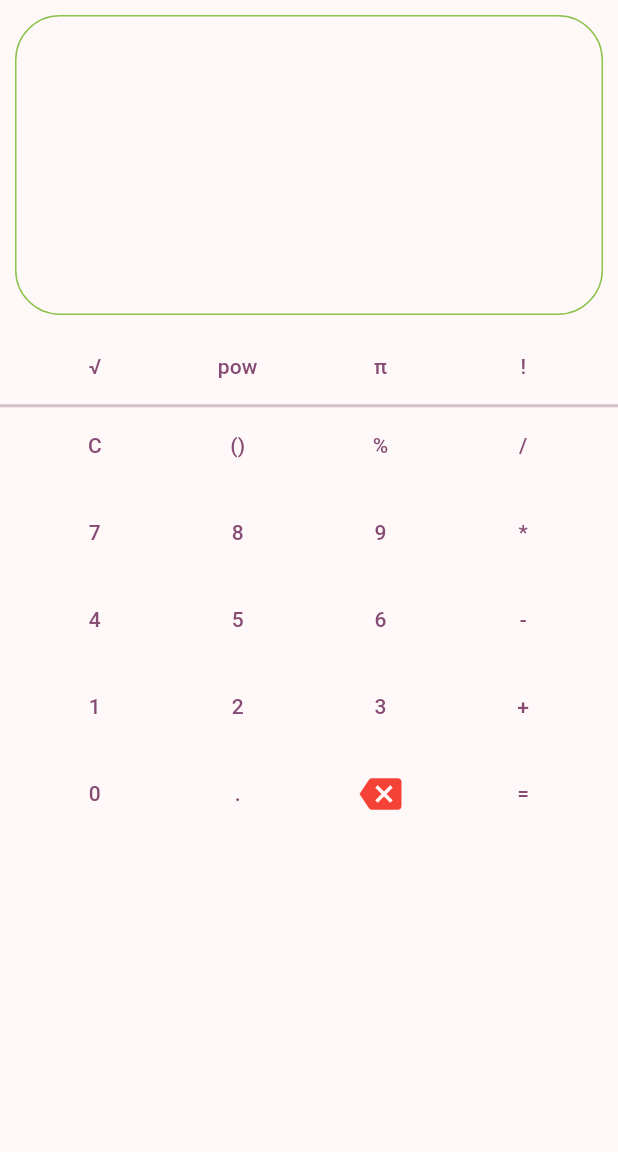
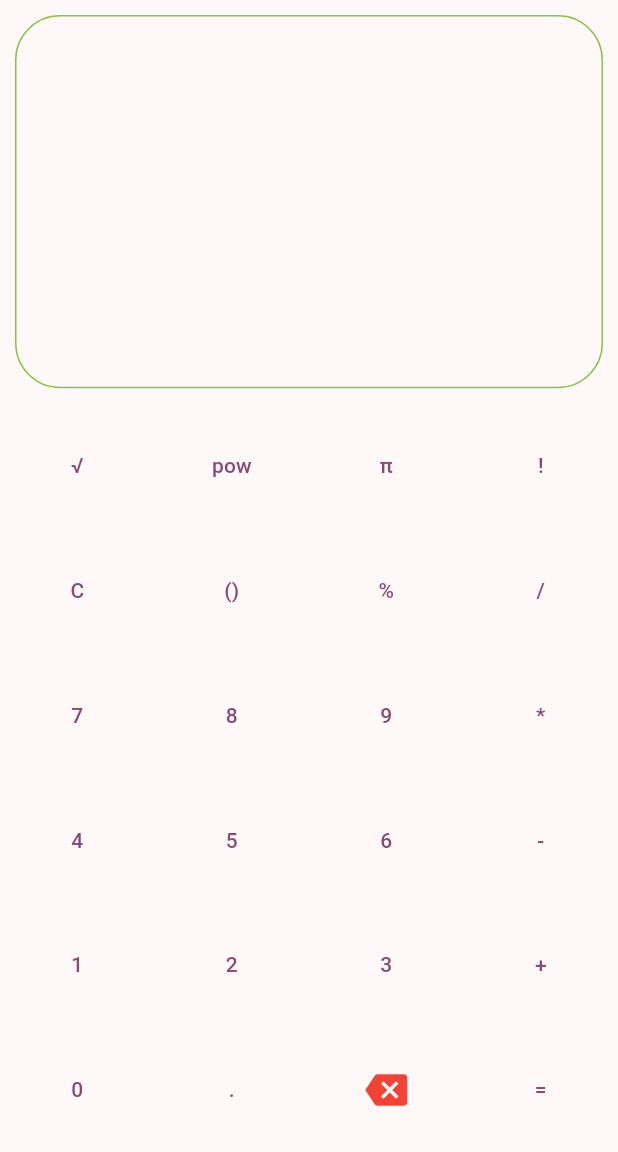
Before and after one commit to rahimifh/Calculator, a Flutter app: the screen it shows after launch, on a phone screen of 412 x 824 dp, the part 84-1236 px from its top. Run offline on Flutter 3.47's test engine with Material 3 defaults, Android fonts, the phone set to English and light mode, and no system bars; our stand-ins replace math_expressions.

Commit message:
fix: ui btns

```diff
--- a/lib/balance_parentheses.dart
+++ b/lib/balance_parentheses.dart
@@ -3,9 +3,6 @@ String balanceParentheses(String input) {
   // A map of matching parentheses
   // A regular expression to match a word followed by an opening parenthesis
   RegExp regex = RegExp(r"(\d+|\w+)?\(");
-
-  // A string to store the output
-  String output = input;
 
   // Loop through all the matches in the input
   for (RegExpMatch match in regex.allMatches(input)) {
--- a/lib/main.dart
+++ b/lib/main.dart
@@ -1,9 +1,6 @@
 import 'package:flutter/material.dart';
 import 'package:math_expressions/math_expressions.dart';
-// Import the dart:math library
-import 'dart:math';
-
-import 'package:start/balance_parentheses.dart';
+import 'package:start/widgets/app_drawer.dart';
 
 void main() {
   runApp(const MyApp(start: "I'm start and nobody can stay against me"));
@@ -43,20 +40,29 @@ class _CalculatorState extends State<Calculator> {
   // A string to store tesult of calculation
   String result = '';
 
+  final List<List<String>> expressionLists = const [
+    ['√', 'pow', 'π', '!'],
+    ['C', '()', '%', '/'],
+    ['7', '8', '9', '*'],
+    ['4', '5', '6', '-'],
+    ['1', '2', '3', '+'],
+    ['0', '.', 'clear', '='],
+  ];
+
   // A function to _append a character to the input
-  void _append(String char) {
-    setState(() {
-      input += char;
-    });
-  }
+  // void _append(String char) {
+  //   setState(() {
+  //     input += char;
+  //   });
+  // }
 
   // A function to clear the input and result
-  void clear() {
-    setState(() {
-      input = '';
-      result = '';
-    });
-  }
+  // void clear() {
+  //   setState(() {
+  //     input = '';
+  //     result = '';
+  //   });
+  // }
 
   // A function to evaluate the input and show the result
   void evaluate() {
@@ -90,18 +96,19 @@ class _CalculatorState extends State<Calculator> {
       ),
       body: Center(
         child: Column(
-          // mainAxisAlignment: MainAxisAlignment.center,
           children: <Widget>[
-            Container(
+            Expanded(
+              flex: 35,
+              child: Container(
                 //color: Colors.lightBlue,
-              height: 200,
                 width: double.infinity,
                 margin: const EdgeInsets.all(10),
                 padding: const EdgeInsets.all(10),
                 decoration: BoxDecoration(
                     border: Border.all(color: Colors.lightGreen, width: 1),
                     borderRadius: BorderRadius.circular(30)),
-              child: Column(children: [
+                child: Column(
+                  children: [
                     Container(
                       alignment: Alignment.centerRight,
                       padding: const EdgeInsets.all(20),
@@ -121,160 +128,63 @@ class _CalculatorState extends State<Calculator> {
                       ),
                     ),
                     // A divider to separate the output and the keypad
-              ]),
-            ),
-            // A container to display the input
-
-            Row(mainAxisAlignment: MainAxisAlignment.spaceEvenly, children: [
-              TextButton(
-                  onPressed: () => _append('pow('), child: const Text('√')),
-              TextButton(
-                  onPressed: () => _append('pow('), child: const Text('pow')),
-              TextButton(
-                  onPressed: () => _append('pow('), child: const Text('π')),
-              TextButton(
-                  onPressed: () => _append('pow('), child: const Text('!')),
-            ]),
-            const Divider(
-              height: 5,
-              thickness: 2,
-            ),
-            Row(
-              mainAxisAlignment: MainAxisAlignment.spaceEvenly,
-              children: <Widget>[
-                TextButton(onPressed: clear, child: const Text("C")),
-                TextButton(
-                    child: const Text('()'),
-                    onPressed: () {
-                      _append(balanceParentheses(input));
-                    }),
-                TextButton(
-                    onPressed: () => _append('pow('), child: const Text('%')),
-                TextButton(
-                    onPressed: () => _append('/'), child: const Text('/')),
-              ],
-            ),
-            const SizedBox(height: 10),
-            // A row of buttons for numbers and operators
-            Row(
-              mainAxisAlignment: MainAxisAlignment.spaceEvenly,
-              children: <Widget>[
-                TextButton(
-                    onPressed: () => _append('7'), child: const Text('7')),
-                TextButton(
-                    onPressed: () => _append('8'), child: const Text('8')),
-                TextButton(
-                    onPressed: () => _append('9'), child: const Text('9')),
-                TextButton(
-                    onPressed: () => _append('*'), child: const Text('*')),
-              ],
-            ),
-            const SizedBox(height: 10),
-            Row(
-              mainAxisAlignment: MainAxisAlignment.spaceEvenly,
-              children: <Widget>[
-                TextButton(
-                    onPressed: () => _append('4'), child: const Text('4')),
-                TextButton(
-                    onPressed: () => _append('5'), child: const Text('5')),
-                TextButton(
-                    onPressed: () => _append('6'), child: const Text('6')),
-                TextButton(
-                    onPressed: () => _append('-'), child: const Text('-')),
-              ],
-            ),
-            const SizedBox(height: 10),
-            Row(
-              mainAxisAlignment: MainAxisAlignment.spaceEvenly,
-              children: <Widget>[
-                TextButton(
-                    onPressed: () => _append('1'), child: const Text('1')),
-                TextButton(
-                    onPressed: () => _append('2'), child: const Text('2')),
-                TextButton(
-                    onPressed: () => _append('3'), child: const Text('3')),
-                TextButton(
-                    onPressed: () => _append('+'), child: const Text('+')),
-              ],
-            ),
-            const SizedBox(height: 10),
-            Row(
-              mainAxisAlignment: MainAxisAlignment.spaceEvenly,
-              children: <Widget>[
-                TextButton(
-                    onPressed: () => _append('0'), child: const Text('0')),
-                TextButton(
-                    onPressed: () => _append('.'), child: const Text('.')),
-                TextButton(
-                    onPressed: () {
-                      // Remove the last character from the input
-                      setState(() {
-                        input = input.substring(0, input.length - 1);
-                      });
-                    },
-                    child: const Icon(
-                      Icons.backspace,
-                      size: 28,
-                      color: Colors.red,
-                    )),
-                TextButton(onPressed: evaluate, child: const Text('=')),
-              ],
-            ),
-            const SizedBox(height: 10),
-            // A button to append the pow() symbol
                   ],
                 ),
               ),
-      drawer: Drawer(
-        child: ListView(
-          padding: const EdgeInsets.all(0),
-          children: [
-            DrawerHeader(
-              padding: EdgeInsets.all(20),
-              decoration: BoxDecoration(color: Colors.amber),
-              child: Text(
-                "Oorosi Calculator",
-                style: TextStyle(fontSize: 18),
             ),
+            Expanded(
+              flex: 65,
+              child: Column(
+                children: expressionLists
+                    .map(
+                      (e) => Expanded(
+                        child: RowBtns(btns: e),
                       ),
-            ListTile(
-              leading: Icon(Icons.book_outlined),
-              title: Text('History'),
-              onTap: () {
-                Navigator.pop(context);
-              },
+                    )
+                    .toList(),
               ),
-            ListTile(
-              leading: Icon(Icons.color_lens_outlined),
-              title: Text('Choose theme'),
-              onTap: () {
-                Navigator.pop(context);
-              },
-            ),
-            ListTile(
-              leading: Icon(Icons.security_outlined),
-              title: Text('Pricacy policy'),
-              onTap: () {
-                Navigator.pop(context);
-              },
-            ),
-            ListTile(
-              leading: Icon(Icons.feedback_outlined),
-              title: Text('Send feedback'),
-              onTap: () {
-                Navigator.pop(context);
-              },
-            ),
-            ListTile(
-              leading: Icon(Icons.help_center_outlined),
-              title: Text('Help'),
-              onTap: () {
-                Navigator.pop(context);
-              },
             ),
           ],
         ),
       ),
+      drawer: const AppDrawer(),
     );
   }
 }
+
+class RowBtns extends StatelessWidget {
+  const RowBtns({super.key, required this.btns});
+
+  final List<String> btns;
+
+  @override
+  Widget build(BuildContext context) {
+    return Row(
+      crossAxisAlignment: CrossAxisAlignment.stretch,
+      children: btns
+          .map(
+            (e) => Expanded(
+              child: Padding(
+                padding: const EdgeInsets.all(8.0),
+                child: TextButton(
+                  onPressed: () {},
+                  style: TextButton.styleFrom(
+                    shape: RoundedRectangleBorder(
+                      borderRadius: BorderRadius.circular(5),
+                    ),
+                  ),
+                  child: e == 'clear'
+                      ? const Icon(
+                          Icons.backspace,
+                          size: 28,
+                          color: Colors.red,
+                        )
+                      : Text(e),
+                ),
+              ),
+            ),
+          )
+          .toList(),
+    );
+  }
+}
```
Lines whose indentation alone changed are shown as unchanged.
